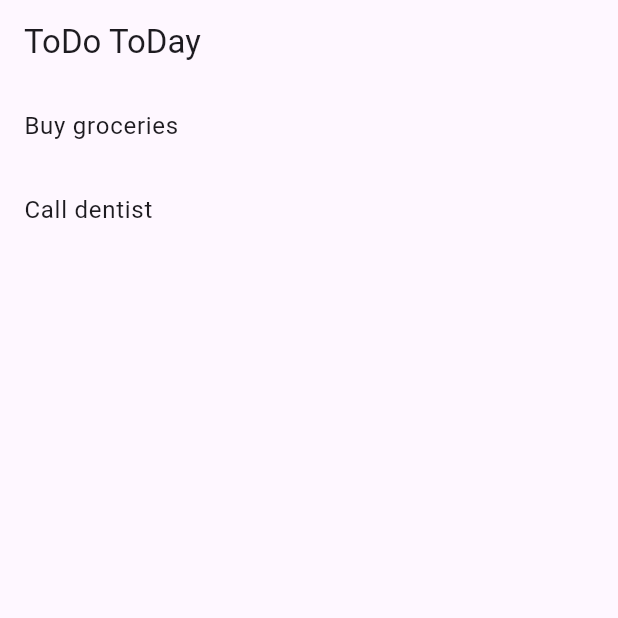
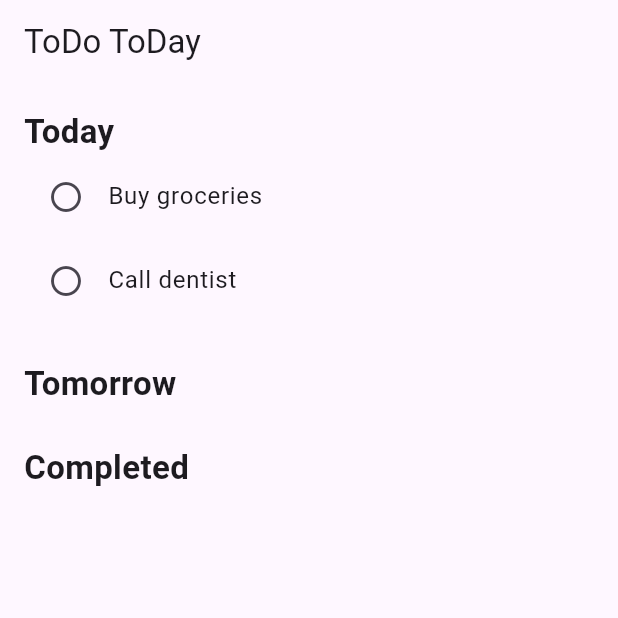
Before and after one commit to BryanDossey/ToDoToDay, a Flutter app: the screen it shows after launch, on a phone screen of 412 x 824 dp, the top half of it. Run offline on Flutter 3.47's test engine with Material 3 defaults, Android fonts, the light colour scheme and no system bars.

Commit message:
Add Today Tomorrow Completed task views

```diff
--- a/lib/screens/home_screen.dart
+++ b/lib/screens/home_screen.dart
@@ -97,8 +97,17 @@ void showTaskActions(Task task) {
   @override
   Widget build(BuildContext context) {
 
-    final todayTasks =
-        tasks.where((task) => task.status == TaskStatus.today).toList();
+    final todayTasks = tasks
+    .where((task) => task.status == TaskStatus.today)
+    .toList();
+
+final tomorrowTasks = tasks
+    .where((task) => task.status == TaskStatus.tomorrow)
+    .toList();
+
+final completedTasks = tasks
+    .where((task) => task.status == TaskStatus.done)
+    .toList();
 
 
     return Scaffold(
@@ -106,23 +115,87 @@ void showTaskActions(Task task) {
         title: const Text("ToDo ToDay"),
       ),
 
-      body: ListView.builder(
-        itemCount: todayTasks.length,
+       body: ListView(
+  padding: const EdgeInsets.all(16),
 
-        itemBuilder: (context, index) {
+  children: [
 
-          final task = todayTasks[index];
+    const Text(
+      "Today",
+      style: TextStyle(
+        fontSize: 22,
+        fontWeight: FontWeight.bold,
+      ),
+    ),
 
-          return ListTile(
-  title: Text(task.title),
+    for (final task in todayTasks)
 
-  onTap: () {
-    showTaskActions(task);
-  },
-);
+      ListTile(
+        leading: const Icon(Icons.circle_outlined),
+        title: Text(task.title),
 
+        onTap: () {
+          showTaskActions(task);
         },
       ),
+
+
+    const SizedBox(height: 25),
+
+
+    const Text(
+      "Tomorrow",
+      style: TextStyle(
+        fontSize: 22,
+        fontWeight: FontWeight.bold,
+      ),
+    ),
+
+
+    for (final task in tomorrowTasks)
+
+      ListTile(
+        leading: const Icon(Icons.arrow_forward),
+        title: Text(task.title),
+
+        onTap: () {
+          showTaskActions(task);
+        },
+      ),
+
+
+
+    const SizedBox(height: 25),
+
+
+    const Text(
+      "Completed",
+      style: TextStyle(
+        fontSize: 22,
+        fontWeight: FontWeight.bold,
+      ),
+    ),
+
+
+    for (final task in completedTasks)
+
+      ListTile(
+        leading: const Icon(Icons.check_circle),
+        title: Text(
+          task.title,
+
+          style: const TextStyle(
+            decoration: TextDecoration.lineThrough,
+          ),
+        ),
+
+        onTap: () {
+          showTaskActions(task);
+        },
+      ),
+
+  ],
+),
     );
   }
 }
```
